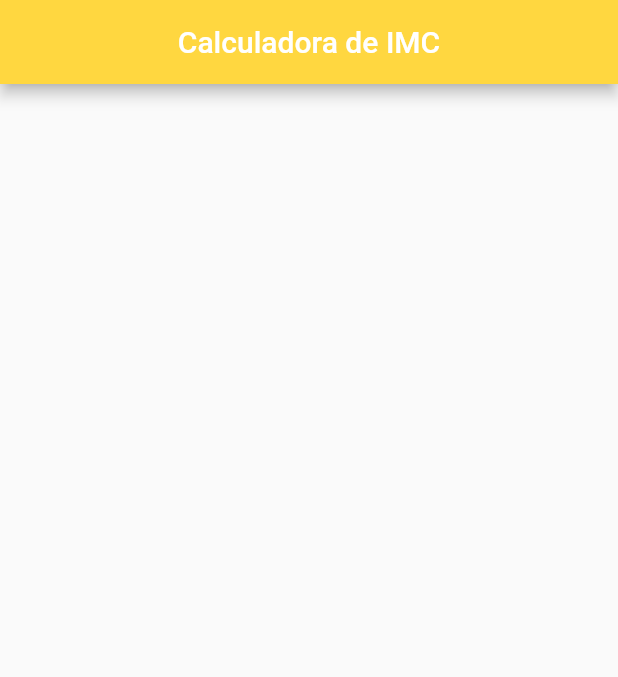
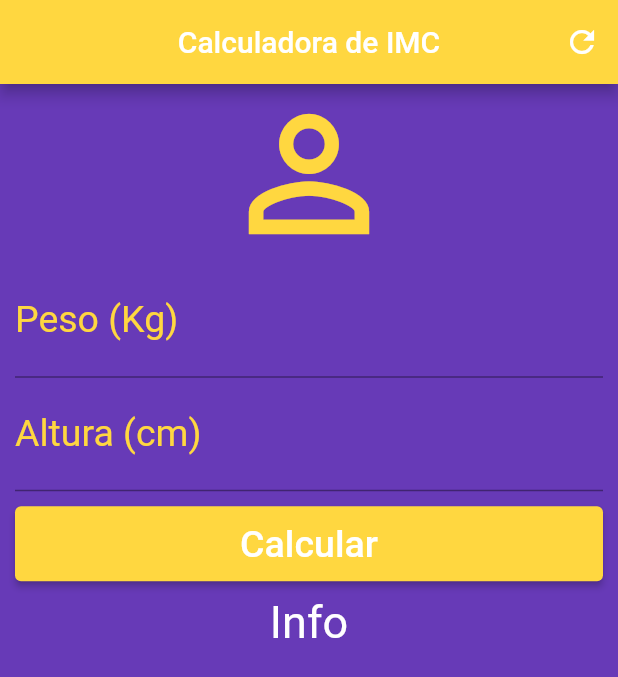
Before and after one commit to dev-sergio/app-imc, a Flutter app: the screen it shows after launch, on a phone screen of 412 x 824 dp. Shown: the top 677 px of the screen. Run offline on Flutter 3.47's test engine with Material 2 defaults, Android fonts, the phone set to English and light mode, and no system bars.

Commit message:
Layout finalizado

```diff
--- a/lib/main.dart
+++ b/lib/main.dart
@@ -1,6 +1,6 @@
 import 'package:flutter/material.dart';
 
-void main(){
+void main() {
   runApp(const MaterialApp(
     home: Home(),
   ));
@@ -21,6 +21,58 @@ class _HomeState extends State<Home> {
         title: const Text("Calculadora de IMC"),
         centerTitle: true,
         backgroundColor: Colors.amberAccent,
+        actions: <Widget>[
+          IconButton(onPressed: () {}, icon: const Icon(Icons.refresh))
+        ],
+      ),
+      backgroundColor: Colors.deepPurple,
+      body: SingleChildScrollView(
+        padding: const EdgeInsets.fromLTRB(10.0, 0.0, 10.0, 0.0),
+        child: Column(
+          crossAxisAlignment: CrossAxisAlignment.stretch,
+          children: <Widget>[
+            const Icon(Icons.person_outline,
+                size: 120.0, color: Colors.amberAccent),
+            const TextField(
+              style: TextStyle(color: Colors.white, fontSize: 25.0),
+              keyboardType: TextInputType.number,
+              decoration: InputDecoration(
+                labelText: "Peso (Kg)",
+                labelStyle: TextStyle(
+                  color: Colors.amberAccent,
+                ),
+              ),
+              textAlign: TextAlign.center,
+            ),
+            const TextField(
+              style: TextStyle(color: Colors.white, fontSize: 25.0),
+              keyboardType: TextInputType.number,
+              decoration: InputDecoration(
+                labelText: "Altura (cm)",
+                labelStyle: TextStyle(
+                  color: Colors.amberAccent,
+                ),
+              ),
+              textAlign: TextAlign.center,
+            ),
+            Padding(
+              padding: const EdgeInsets.only(bottom: 10.0, top: 10.0),
+              child: SizedBox(
+                height: 50,
+                child: ElevatedButton(
+                  style: ElevatedButton.styleFrom(primary: const Color(0xffffd740)),
+                  onPressed: () {},
+                  child:
+                      const Text("Calcular", style: TextStyle(color: Colors.white, fontSize: 25.0)),
+                ),
+              ),
+            ),
+            const Text("Info",
+              textAlign: TextAlign.center,
+              style: TextStyle(color: Colors.white, fontSize: 30.0),
+            )
+          ],
+        ),
       ),
     );
   }
```
